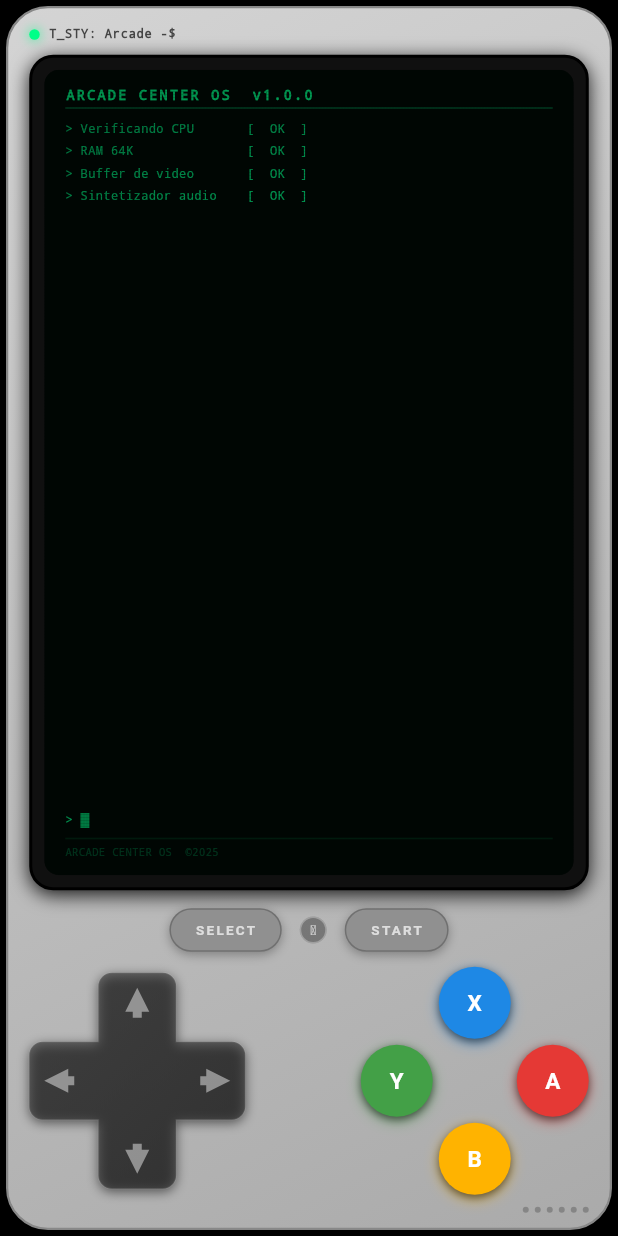
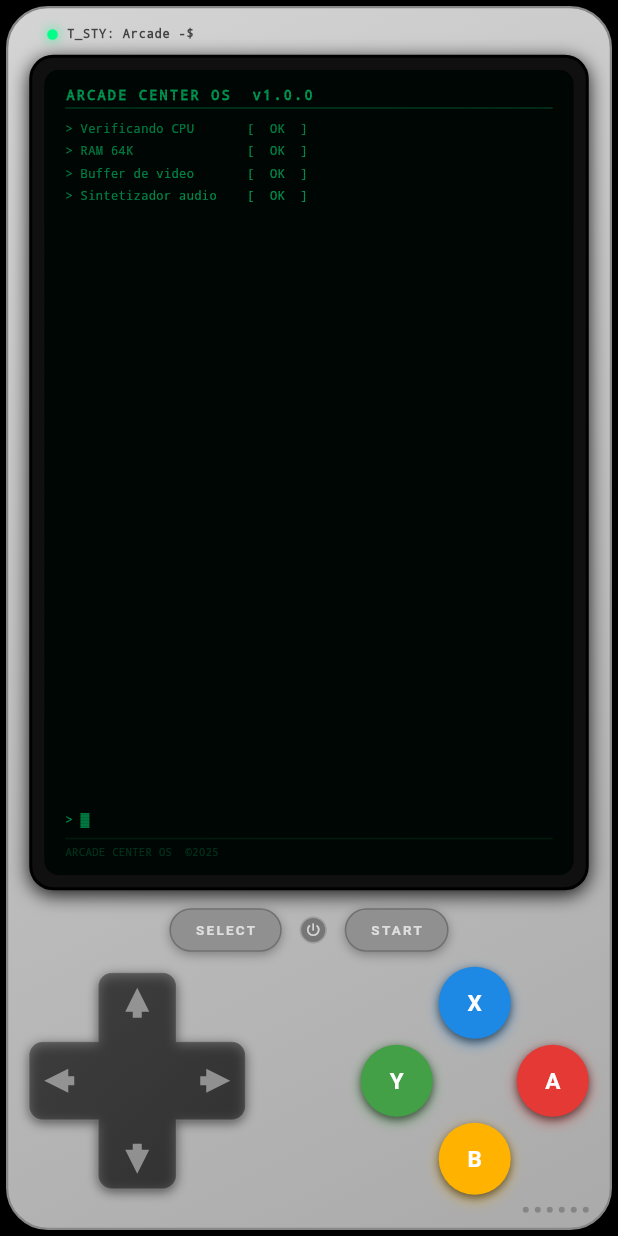
Before and after one commit to T-STY/T_STY_CLICK, a Flutter app: the ArcadeCenterScreen screen opened directly with empty values, on a phone screen of 412 x 824 dp. Run offline on Flutter 3.47's test engine with Material 3 defaults, Android fonts, the phone set to English and light mode, and no system bars; our stand-ins replace cached_network_image, cloud_firestore, connectivity_plus, firebase_auth, firebase_core, firebase_remote_config and 9 more; missing offline and left inert: algolia, firebase_app_check, slide_to_act_reborn; accounts and stored records are empty; Roboto replaces fonts that are missing (Grodita); project files that could hold a hidden picture were left out.

Commit message:
fix: splash grey area, power icon, header focus, logo padding, CRT off anim
Splash grey area:
- Wrap _buildSplashScreen() and _buildPowerOffScreen() in SizedBox.expand()
  so the black Container always fills the full bezel Stack width

Power button:
- Replace Text('⏻') (unsupported glyph → tofu box) with
  Icon(Icons.power_settings_new, size: 11) which renders reliably

Hub selector default:
- _headerFocused initialises to false so D-pad starts on the game list,
  not the category tab row

T_STY: Arcade -$ left padding:
- Added Padding(left: 12) around _buildTopStrip content
- Also wrapped in GestureDetector(onTap: _triggerPowerOff) so the logo
  itself acts as a secondary power-off trigger

CRT TV-off animation:
- Add TickerProviderStateMixin + AnimationController (_crtOffCtrl, 520 ms)
- Three staged animations: _crtSquish (scaleY 1→0, Interval 0-0.58),
  _crtLine (white brightness 0→1→0, Interval 0.44-0.80),
  _crtFade (black overlay 0→1, Interval 0.65-1.0)
- _triggerPowerOff() no longer calls Navigator.pop(); instead, after the
  shutdown messages complete (+220 ms pause) it starts _crtOffCtrl.forward()
- AnimatedBuilder in _buildScreenBezel wraps game/hub content with the
  Y-squish + white-line flash + black-fade transform; Navigator.pop fires
  automatically on animation completion via addStatusListener

https://claude.ai/code/session_0178a1dsTRKubJbXYPxsd2qx

```diff
--- a/lib/app/game/arcade_center_screen.dart
+++ b/lib/app/game/arcade_center_screen.dart
@@ -194,7 +194,8 @@ class ArcadeCenterScreen extends StatefulWidget {
   State<ArcadeCenterScreen> createState() => _ArcadeCenterScreenState();
 }
 
-class _ArcadeCenterScreenState extends State<ArcadeCenterScreen> {
+class _ArcadeCenterScreenState extends State<ArcadeCenterScreen>
+    with TickerProviderStateMixin {
   late final ArcadeInputController _ctrl;
   late double _saldo;
   int _selectedIndex = 0;
@@ -215,7 +216,7 @@ class _ArcadeCenterScreenState extends State<ArcadeCenterScreen> {
   ButtonDisplay  _buttonDisplay  = ButtonDisplay.solid;
   int            _settingsCursor = 0;
   AppLanguage    _language       = AppLanguage.spanish;
-  bool _headerFocused = true;  // true = d-pad navigates category tabs; false = navigates content
+  bool _headerFocused = false; // false = d-pad starts on content (game list)
 
   // Theme accent colour (used everywhere terminal-green currently is)
   Color get _accent {
@@ -299,6 +300,13 @@ class _ArcadeCenterScreenState extends State<ArcadeCenterScreen> {
   int _powerOffStep = 0;
   Timer? _powerOffTimer;
 
+  // ── CRT TV-off animation (plays before Navigator.pop) ─────────────────────
+  bool _crtOffAnim = false;
+  late final AnimationController _crtOffCtrl;
+  late final Animation<double> _crtSquish; // scaleY 1→0
+  late final Animation<double> _crtLine;   // white-line brightness 0→1→0
+  late final Animation<double> _crtFade;   // black overlay 0→1
+
   // ── Splash / power-on ──────────────────────────────────────────────────────
   bool _splashDone = false;
   int _splashLine = 0;          // 0-6: animate boot lines one by one
@@ -316,6 +324,25 @@ class _ArcadeCenterScreenState extends State<ArcadeCenterScreen> {
   @override
   void initState() {
     super.initState();
+    // CRT TV-off animation controller
+    _crtOffCtrl = AnimationController(
+        vsync: this, duration: const Duration(milliseconds: 520));
+    _crtSquish = Tween<double>(begin: 1.0, end: 0.0).animate(
+        CurvedAnimation(parent: _crtOffCtrl,
+            curve: const Interval(0.0, 0.58, curve: Curves.easeIn)));
+    _crtLine = TweenSequence<double>([
+      TweenSequenceItem(tween: Tween(begin: 0.0, end: 1.0), weight: 1),
+      TweenSequenceItem(tween: Tween(begin: 1.0, end: 0.0), weight: 1),
+    ]).animate(CurvedAnimation(parent: _crtOffCtrl,
+        curve: const Interval(0.44, 0.80)));
+    _crtFade = Tween<double>(begin: 0.0, end: 1.0).animate(
+        CurvedAnimation(parent: _crtOffCtrl,
+            curve: const Interval(0.65, 1.0, curve: Curves.easeIn)));
+    _crtOffCtrl.addStatusListener((s) {
+      if (s == AnimationStatus.completed && _crtOffAnim && mounted) {
+        Navigator.pop(context);
+      }
+    });
     SystemChrome.setEnabledSystemUIMode(SystemUiMode.immersiveSticky);
     _ctrl = ArcadeInputController();
     _saldo = widget.currentSaldo;
@@ -365,6 +392,7 @@ class _ArcadeCenterScreenState extends State<ArcadeCenterScreen> {
     _splashTimer?.cancel();
     _recordTimer?.cancel();
     _powerOffTimer?.cancel();
+    _crtOffCtrl.dispose();
     _ctrl.removeListener(_handleShellEvent);
     _ctrl.dispose();
     _carouselCtrl.dispose();
@@ -381,7 +409,13 @@ class _ArcadeCenterScreenState extends State<ArcadeCenterScreen> {
       setState(() => _powerOffStep++);
       if (_powerOffStep >= 6) {
         t.cancel();
-        Navigator.pop(context);
+        // Short pause, then CRT TV-off animation; Navigator.pop fires on complete
+        Future.delayed(const Duration(milliseconds: 220), () {
+          if (mounted) {
+            setState(() => _crtOffAnim = true);
+            _crtOffCtrl.forward();
+          }
+        });
       }
     });
   }
@@ -806,7 +840,11 @@ class _ArcadeCenterScreenState extends State<ArcadeCenterScreen> {
     final isDark = sg.top.computeLuminance() < 0.3;
     final labelColor = isDark ? ac.withOpacity(0.70) : const Color(0xFF444444);
     final ledColor = ac;
-    return Row(children: [
+    return Padding(
+      padding: const EdgeInsets.only(left: 12),
+      child: GestureDetector(
+        onTap: _triggerPowerOff,
+        child: Row(children: [
       Container(
         width: 7, height: 7,
         decoration: BoxDecoration(
@@ -819,7 +857,9 @@ class _ArcadeCenterScreenState extends State<ArcadeCenterScreen> {
       Text('T_STY: Arcade -\$',
         style: TextStyle(color: labelColor, fontSize: 8,
             fontWeight: FontWeight.w700, fontFamily: 'monospace', letterSpacing: 0.5)),
-    ]);
+    ]),
+      ),
+    );
   }
 
   // ── Screen bezel ──────────────────────────────────────────────────────────
@@ -836,7 +876,27 @@ class _ArcadeCenterScreenState extends State<ArcadeCenterScreen> {
       child: ClipRRect(
         borderRadius: BorderRadius.circular(10),
         child: Stack(children: [
-          _activeGame == null ? _buildNeonGrid() : _buildActiveGame(),
+          // CRT TV-off animation wraps game/hub content
+          AnimatedBuilder(
+            animation: _crtOffCtrl,
+            builder: (ctx, child) {
+              if (!_crtOffAnim) return child!;
+              return Stack(children: [
+                Transform(
+                  alignment: Alignment.center,
+                  transform: Matrix4.diagonal3Values(1.0, _crtSquish.value, 1.0),
+                  child: child!,
+                ),
+                if (_crtLine.value > 0.01)
+                  Positioned.fill(child: ColoredBox(
+                      color: Colors.white.withOpacity(_crtLine.value * 0.92))),
+                if (_crtFade.value > 0.01)
+                  Positioned.fill(child: ColoredBox(
+                      color: Colors.black.withOpacity(_crtFade.value))),
+              ]);
+            },
+            child: _activeGame == null ? _buildNeonGrid() : _buildActiveGame(),
+          ),
           // CRT scanline + vignette overlay
           Positioned.fill(
             child: IgnorePointer(
@@ -1707,7 +1767,7 @@ class _ArcadeCenterScreenState extends State<ArcadeCenterScreen> {
   Widget _buildSplashScreen() {
     final ac = _accent;
     final showWelcome = _splashLine >= _kBootLines.length + 1;
-    return Container(
+    return SizedBox.expand(child: Container(
       color: Colors.black,
       padding: const EdgeInsets.symmetric(horizontal: 14, vertical: 10),
       child: Column(
@@ -1766,7 +1826,7 @@ class _ArcadeCenterScreenState extends State<ArcadeCenterScreen> {
                 fontSize: 7, fontFamily: 'monospace')),
         ],
       ),
-    );
+    ));
   }
 
   Widget _buildPowerOffScreen() {
@@ -1778,7 +1838,7 @@ class _ArcadeCenterScreenState extends State<ArcadeCenterScreen> {
       '> Apagando pantalla        [  OK  ]',
       '> ¡Hasta pronto!           [  OK  ]',
     ];
-    return Container(
+    return SizedBox.expand(child: Container(
       color: Colors.black,
       padding: const EdgeInsets.symmetric(horizontal: 14, vertical: 10),
       child: Column(crossAxisAlignment: CrossAxisAlignment.start, children: [
@@ -1813,7 +1873,7 @@ class _ArcadeCenterScreenState extends State<ArcadeCenterScreen> {
         Text('ARCADE CENTER OS  ©2025',
           style: TextStyle(color: ac.withOpacity(0.30), fontSize: 7, fontFamily: 'monospace')),
       ]),
-    );
+    ));
   }
 
   Widget _buildActiveGame() {
@@ -1842,7 +1902,8 @@ class _ArcadeCenterScreenState extends State<ArcadeCenterScreen> {
             border: Border.all(color: Colors.white.withOpacity(0.30), width: 1),
           ),
           alignment: Alignment.center,
-          child: Text('⏻', style: TextStyle(fontSize: 9, color: Colors.white.withOpacity(0.70))),
+          child: Icon(Icons.power_settings_new,
+              size: 11, color: Colors.white.withOpacity(0.70)),
         ),
       ),
       const SizedBox(width: 12),
```
